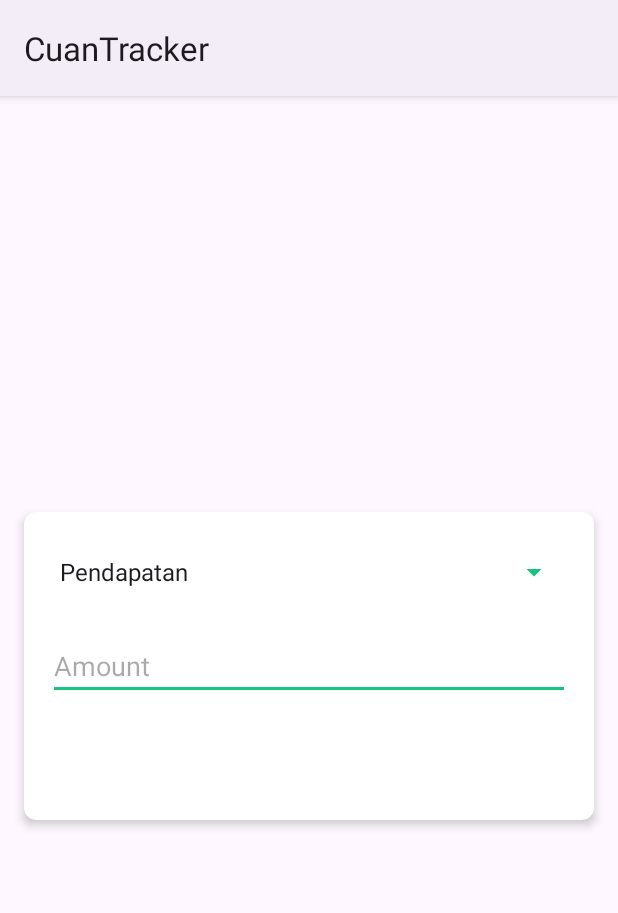
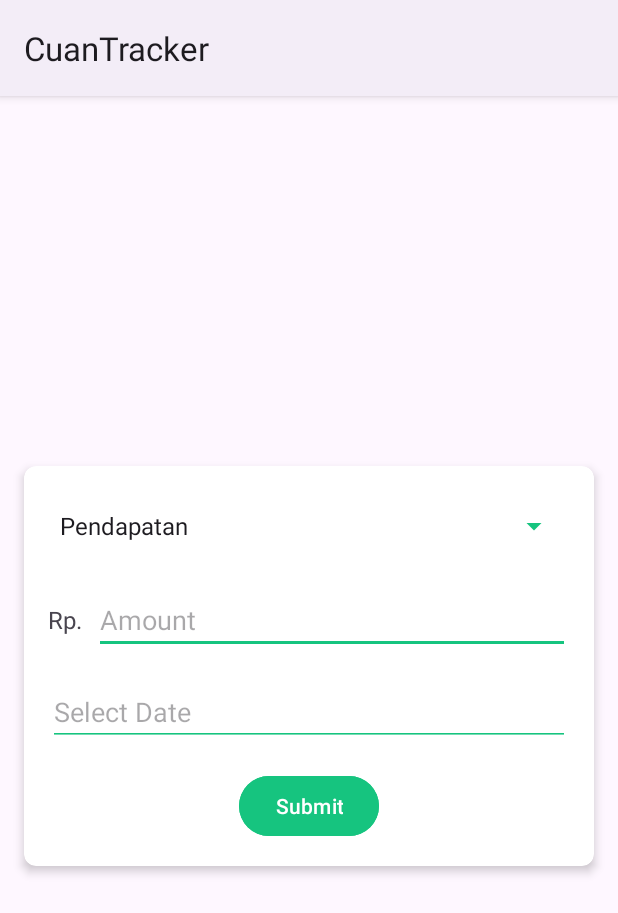
Before and after one commit to Hasan1194/CuanTracker, an Android app: the Upload screen opened directly, with no data from a screen before it, after a tap on "Submit", on a phone screen of 412 x 824 dp. Shown: the top 913 px of the screen. Run offline under Robolectric (Android 15) with nearby library versions, the phone set to English and light mode, and no system bars; our stand-ins replace Room's generated code.

Commit message:
menambahkan fitur Date Picker

```diff
--- a/app/src/main/java/com/h1194/cuantracker/ui/Upload.kt
+++ b/app/src/main/java/com/h1194/cuantracker/ui/Upload.kt
@@ -1,20 +1,21 @@
-package com.h1194.cuantracker.ui;
+package com.h1194.cuantracker.ui
 
-import android.os.Bundle;
-import android.view.View;
-import android.widget.ArrayAdapter;
-import android.widget.Button;
-import android.widget.EditText;
-import android.widget.Spinner;
-import android.widget.Toast;
-import androidx.appcompat.app.AppCompatActivity;
-import androidx.lifecycle.lifecycleScope;
-import com.h1194.cuantracker.R;
-import com.h1194.cuantracker.data.AppDatabase;
-import com.h1194.cuantracker.data.Transaction;
-import java.util.Date;
-import kotlinx.coroutines.Dispatchers;
+import android.app.DatePickerDialog
+import android.os.Bundle
+import android.widget.ArrayAdapter
+import android.widget.Button
+import android.widget.EditText
+import android.widget.Spinner
+import android.widget.Toast
+import androidx.appcompat.app.AppCompatActivity
+import androidx.lifecycle.lifecycleScope
+import com.h1194.cuantracker.R
+import com.h1194.cuantracker.data.AppDatabase
+import com.h1194.cuantracker.data.Transaction
+import kotlinx.coroutines.Dispatchers
 import kotlinx.coroutines.launch
+import java.text.SimpleDateFormat
+import java.util.*
 
 class Upload : AppCompatActivity() {
 
@@ -23,25 +24,44 @@ class Upload : AppCompatActivity() {
         setContentView(R.layout.activity_upload)
 
         val spinnerType = findViewById<Spinner>(R.id.spinnerType)
-                val etAmount = findViewById<EditText>(R.id.etAmount)
-                val btnSubmit = findViewById<Button>(R.id.btnSubmit)
+        val etAmount = findViewById<EditText>(R.id.etAmount)
+        val etDate = findViewById<EditText>(R.id.etDate)
+        val btnSubmit = findViewById<Button>(R.id.btnSubmit)
 
-                val types = arrayOf("Pendapatan", "Pengeluaran")
+        // Setup Spinner
+        val types = arrayOf("Pendapatan", "Pengeluaran")
         val adapter = ArrayAdapter(this, android.R.layout.simple_spinner_dropdown_item, types)
         spinnerType.adapter = adapter
+
+        // Date Picker Dialog
+        val calendar = Calendar.getInstance()
+        val dateFormat = SimpleDateFormat("dd/MM/yyyy", Locale.getDefault())
+
+        etDate.setOnClickListener {
+            val year = calendar.get(Calendar.YEAR)
+            val month = calendar.get(Calendar.MONTH)
+            val day = calendar.get(Calendar.DAY_OF_MONTH)
+
+            DatePickerDialog(this, { _, selectedYear, selectedMonth, selectedDay ->
+                calendar.set(selectedYear, selectedMonth, selectedDay)
+                etDate.setText(dateFormat.format(calendar.time))
+            }, year, month, day).show()
+        }
 
         val db = AppDatabase.getDatabase(this)
 
         btnSubmit.setOnClickListener {
             val type = spinnerType.selectedItem.toString()
             val amount = etAmount.text.toString().toFloatOrNull()
-            val currentDate = Date()
+            val selectedDate = etDate.text.toString()
 
-            if (amount != null) {
+            if (amount != null && selectedDate.isNotEmpty()) {
+                val transactionDate = dateFormat.parse(selectedDate) ?: Date()
+
                 val transaction = Transaction(
-                        type = type,
-                        amount = amount,
-                        date = currentDate
+                    type = type,
+                    amount = amount,
+                    date = transactionDate
                 )
 
                 lifecycleScope.launch(Dispatchers.IO) {
@@ -49,11 +69,12 @@ class Upload : AppCompatActivity() {
                     runOnUiThread {
                         Toast.makeText(this@Upload, "Transaction saved", Toast.LENGTH_SHORT).show()
                         etAmount.text.clear()
+                        etDate.text.clear()
                         finish()
                     }
                 }
             } else {
-                Toast.makeText(this, "Please enter a valid amount", Toast.LENGTH_SHORT).show()
+                Toast.makeText(this, "Please enter a valid amount and date", Toast.LENGTH_SHORT).show()
             }
         }
     }
--- a/app/src/main/res/layout/activity_upload.xml
+++ b/app/src/main/res/layout/activity_upload.xml
@@ -3,12 +3,10 @@
     xmlns:android="http://schemas.android.com/apk/res/android"
     xmlns:app="http://schemas.android.com/apk/res-auto"
     xmlns:tools="http://schemas.android.com/tools"
-    xmlns:cardview="http://schemas.android.com/apk/res-auto"
     android:layout_width="match_parent"
     android:layout_height="match_parent"
     tools:context=".ui.Upload">
 
-    <!-- CardView di tengah -->
     <androidx.cardview.widget.CardView
         android:id="@+id/cardView"
         android:layout_width="0dp"
@@ -27,31 +25,60 @@
             android:layout_height="wrap_content"
             android:padding="16dp">
 
-            <!-- Spinner -->
             <Spinner
                 android:id="@+id/spinnerType"
                 android:layout_width="match_parent"
                 android:layout_height="wrap_content"
-                app:layout_constraintStart_toStartOf="parent"
-                app:layout_constraintEnd_toEndOf="parent"
                 android:layout_marginBottom="16dp" />
 
-            <!-- EditText -->
-            <EditText
-                android:id="@+id/etAmount"
+            <LinearLayout
+                android:orientation="horizontal"
                 android:layout_width="match_parent"
                 android:layout_height="wrap_content"
-                android:hint="Amount"
-                android:inputType="numberDecimal"
-                android:layout_marginBottom="16dp" />
+                android:layout_marginBottom="16dp">
 
-            <!-- Button -->
+                <TextView
+                    android:layout_width="wrap_content"
+                    android:layout_height="wrap_content"
+                    android:text="Rp."
+                    android:textSize="16sp"
+                    android:layout_gravity="center_vertical"
+                    android:paddingEnd="8dp" />
+
+                <EditText
+                    android:id="@+id/etAmount"
+                    android:layout_width="0dp"
+                    android:layout_height="wrap_content"
+                    android:layout_weight="1"
+                    android:hint="Amount"
+                    android:inputType="numberDecimal" />
+            </LinearLayout>
+
+            <LinearLayout
+                android:orientation="horizontal"
+                android:layout_width="match_parent"
+                android:layout_height="wrap_content"
+                android:layout_marginBottom="16dp">
+
+                <EditText
+                    android:id="@+id/etDate"
+                    android:layout_width="0dp"
+                    android:layout_height="wrap_content"
+                    android:layout_weight="1"
+                    android:hint="Select Date"
+                    android:focusable="false"
+                    android:clickable="true"
+                    android:inputType="date"
+                    tools:ignore="TouchTargetSize" />
+            </LinearLayout>
+
             <Button
                 android:id="@+id/btnSubmit"
                 android:layout_width="wrap_content"
                 android:layout_height="wrap_content"
                 android:text="Submit"
-                android:layout_gravity="center" />
+                android:layout_gravity="center"
+                android:backgroundTint="@color/green" />
         </LinearLayout>
     </androidx.cardview.widget.CardView>
 
```
